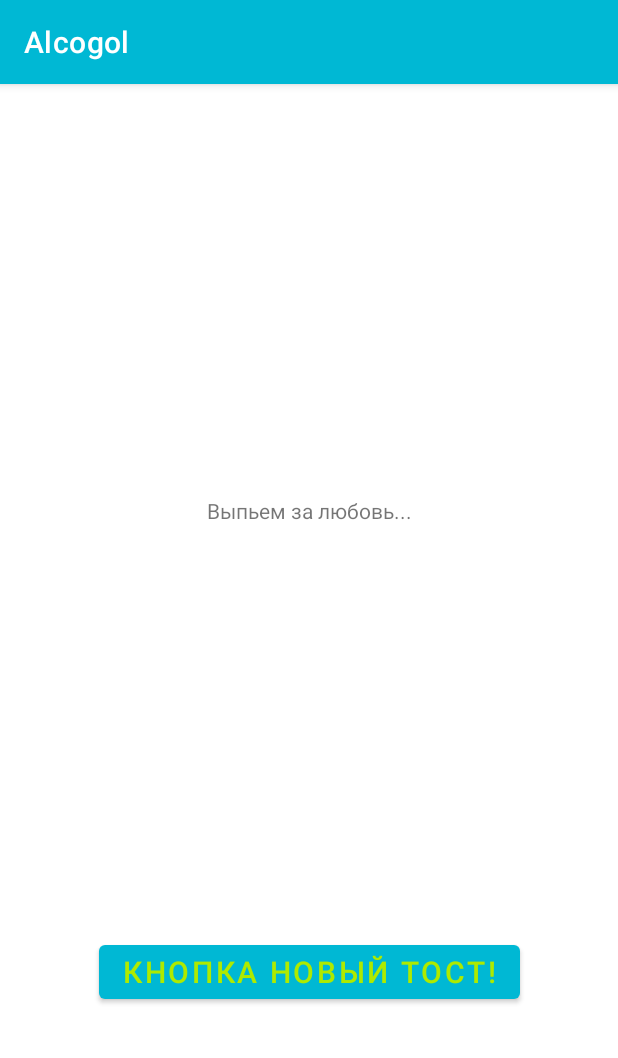
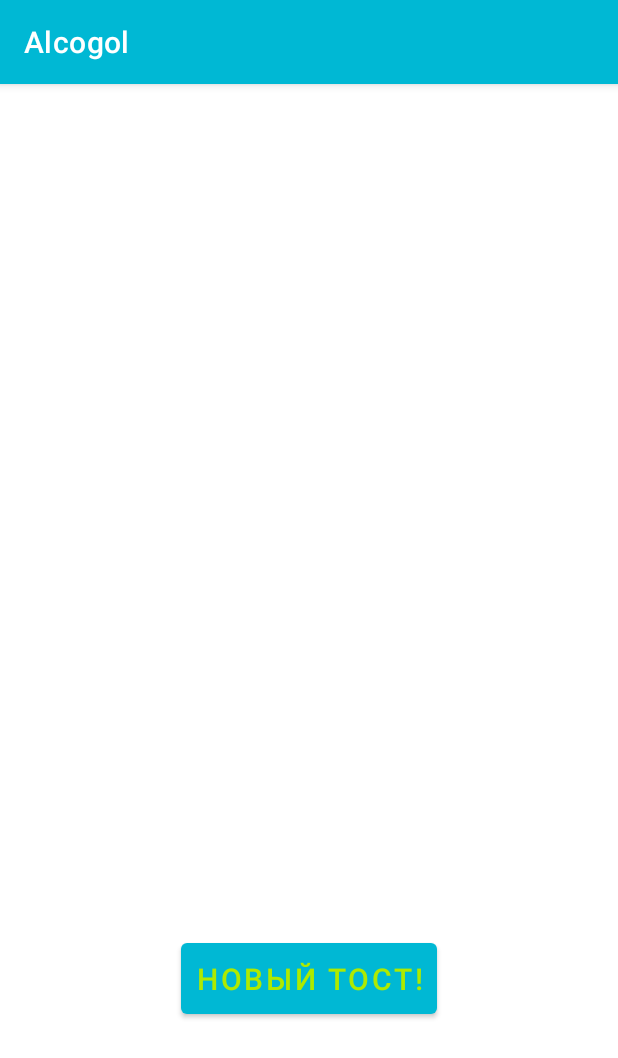
Before and after one commit to Serg8787/Alcogol, an Android app: the MainActivity screen opened directly, with no data from a screen before it, on a phone screen of 412 x 824 dp. Shown: the top 1058 px of the screen. Run offline under Robolectric (Android 15) with nearby library versions, the phone set to English and light mode, and no system bars.

Commit message:
works without mainactitvityDisain

```diff
--- a/app/src/main/java/com/example/alcogol/MainActivity.kt
+++ b/app/src/main/java/com/example/alcogol/MainActivity.kt
@@ -13,48 +13,52 @@ class MainActivity : AppCompatActivity() {
         super.onCreate(savedInstanceState)
         setContentView(R.layout.activity_main)
 
-
-        val myArray = arrayOf(1, 2, 3, 4, 5, "зайчик", "вышел", "погулять")
-        tvTost.text = myArray[1].toString()
         val toastList  = ArrayList<Tost>()
-        toastList.add(Tost("Тост 1"))
-        toastList.add(Tost("Тост 2"))
-        toastList.add(Tost("Тост 3"))
-        toastList.add(Tost("Тост 4"))
-        toastList.add(Tost("Тост 5"))
-        toastList.add(Tost("Тост 6"))
-        toastList.add(Tost("Тост 7"))
-        toastList.add(Tost("Тост 8"))
-        toastList.add(Tost("Tост 9"))
-        toastList.add(Tost("Тост 10"))
-        toastList.add(Tost("Тост 11"))
-
-        val words = listOf(
-            "Tost1", "Tost2", "Tost3", "Tost4", "Tost5",
-            "Tost6", "Tost7"  )
-        Collections.shuffle(words);
-
-
-
-
         btNewTost.setOnClickListener {
 //          Рабоатает, позже включим звук
 //            goMusic()
- //  Работает не по кругу
+            if(toastList.isEmpty()){
+                toastList.add(Tost(getString(R.string.t1)))
+                toastList.add(Tost(getString(R.string.t2)))
+                toastList.add(Tost(getString(R.string.t3)))
+                toastList.add(Tost(getString(R.string.t4)))
+                toastList.add(Tost(getString(R.string.t5)))
+                toastList.add(Tost(getString(R.string.t6)))
+                toastList.add(Tost(getString(R.string.t7)))
+                toastList.add(Tost(getString(R.string.t8)))
+                toastList.add(Tost(getString(R.string.t9)))
+                toastList.add(Tost(getString(R.string.t10)))
+                toastList.add(Tost(getString(R.string.t11)))
+                toastList.add(Tost(getString(R.string.t12)))
+                toastList.add(Tost(getString(R.string.t13)))
+                toastList.add(Tost(getString(R.string.t14)))
+                toastList.add(Tost(getString(R.string.t15)))
+                toastList.add(Tost(getString(R.string.t16)))
+                toastList.add(Tost(getString(R.string.t17)))
+                toastList.add(Tost(getString(R.string.t18)))
+                toastList.add(Tost(getString(R.string.t19)))
+                toastList.add(Tost(getString(R.string.t20)))
+                toastList.add(Tost(getString(R.string.t21)))
+                toastList.add(Tost(getString(R.string.t22)))
+                toastList.add(Tost(getString(R.string.t23)))
+                toastList.add(Tost(getString(R.string.t24)))
+                toastList.add(Tost(getString(R.string.t25)))
+                toastList.add(Tost(getString(R.string.t26)))
+                toastList.add(Tost(getString(R.string.t27)))
+                toastList.add(Tost(getString(R.string.t28)))
+                toastList.add(Tost(getString(R.string.t29)))
+                toastList.add(Tost(getString(R.string.t30)))
+            }
             val randomElement:Tost = toastList.random()
             toastList.remove(randomElement)
             if (!toastList.contains(randomElement)){
                 val name = randomElement.descTost
                 tvTost.text = name
             }
-
-
-
-
         }
     }
 
-    private fun goMusic(){
+    private fun playMusic(){
         val mPlayer= MediaPlayer.create(this, R.raw.zvyakane_bokalov);
         mPlayer.start()
     }
--- a/app/src/main/res/layout/activity_main.xml
+++ b/app/src/main/res/layout/activity_main.xml
@@ -10,22 +10,24 @@
         android:id="@+id/btNewTost"
         android:layout_width="wrap_content"
         android:layout_height="wrap_content"
-        android:text="Кнопка Новый тост!"
+        android:text="@string/new_tost"
         android:textSize="20sp"
+        android:padding="10dp"
         app:layout_constraintBottom_toBottomOf="parent"
         app:layout_constraintLeft_toLeftOf="parent"
         app:layout_constraintRight_toRightOf="parent"
         app:layout_constraintTop_toTopOf="parent"
-        app:layout_constraintVertical_bias="0.789" />
+        app:layout_constraintHorizontal_bias="0.5"
+        app:layout_constraintVertical_bias="0.8"/>
 
     <TextView
         android:id="@+id/tvTost"
-        android:layout_width="wrap_content"
+        android:layout_width="250dp"
         android:layout_height="wrap_content"
-        android:text="Выпьем за любовь..."
+        android:gravity="center"
+        android:textSize="30sp"
         app:layout_constraintBottom_toTopOf="@+id/btNewTost"
         app:layout_constraintEnd_toEndOf="parent"
         app:layout_constraintStart_toStartOf="parent"
         app:layout_constraintTop_toTopOf="parent" />
-
 </androidx.constraintlayout.widget.ConstraintLayout>
--- a/app/src/main/res/values/strings.xml
+++ b/app/src/main/res/values/strings.xml
@@ -2,4 +2,35 @@
     <string name="app_name">Alcogol</string>
     <!-- TODO: Remove or change this placeholder text -->
     <string name="hello_blank_fragment">Hello blank fragment</string>
+    <string name="t1">Давайте выпьем за успех нашего безнадежного дела!</string>
+    <string name="t2">Пусть пиво будет холодным, а нам будет тепло!</string>
+    <string name="t3">Выпьем не ради пьянки окоянной, а дабы не отвыкнуть</string>
+    <string name="t4">Чтобы сердцу дать толчок, надо выпить коньячок!</string>
+    <string name="t5">В сердце грусть, в мозгах застой, не пора ли по одной?</string>
+    <string name="t6">За твое здоровье, за мой желудок.</string>
+    <string name="t7">Чтобы было во что одеться и перед кем раздеться!</string>
+    <string name="t8">Выпьем за дам, потомy что не дам - слово плохое.</string>
+    <string name="t9">Чтоб не киснуть - нужно квасить!</string>
+    <string name="t10">За тех, кто дома не ночует!</string>
+    <string name="t11">Сейчас допью, мадам, и я у ваших ног.</string>
+    <string name="t12">Жизнь прекрасна, удивительна, если выпить предварительно.</string>
+    <string name="t13">Чтобы всё стояло, кроме сердца!</string>
+    <string name="t14">Много пить вредно, а мало - скучно.</string>
+    <string name="t15">В сердце грусть, в мозгах застой, не пора ли по одной?</string>
+    <string name="t16">Истина в вине, а в водке горькая правда.</string>
+    <string name="t17">Давайте выпьем за то, что несмотря ни на что, мы пьем во что бы то ни стало.</string>
+    <string name="t18">За тех кто в море, на границе и венерической больнице.</string>
+    <string name="t19">Душа просит ананасов в шампанском, организм требует водки...</string>
+    <string name="t20">Лучше поздно, чем не до дна!</string>
+    <string name="t21">Я хочу выпить за то, чтобы не видеть зла, не слышать зла, не помнить зла и не делать зла!</string>
+    <string name="t22">Давайте выпьем за тех, кто и без нас о нас говорит хорошо!</string>
+    <string name="t23">Жизнь - это короткая детская рубашка, вся обосранная. Выпьем за те дни, когда удается ее постирать.</string>
+    <string name="t24">За сбычу мечт!</string>
+    <string name="t25">Чтобы сердцу дать толчок, надо выпить коньячок!</string>
+    <string name="t26">Желаю вам моря удачи и дачу у моря!</string>
+    <string name="t27">За дам. За лошадей. И за тех, кто на них залезает!</string>
+    <string name="t28">Желаю, Вам, счастья, здоровья и творческих узбеков.</string>
+    <string name="t29">Он сказал поехали и запил водой!</string>
+    <string name="t30">За то, что бы жилось пока хочется, и хотелось пока живется.</string>
+    <string name="new_tost">Новый тост!</string>
 </resources>
```
